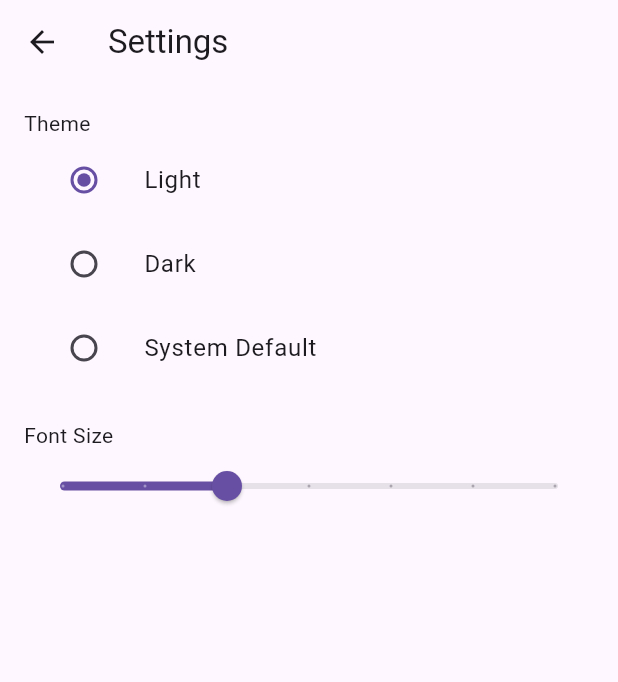
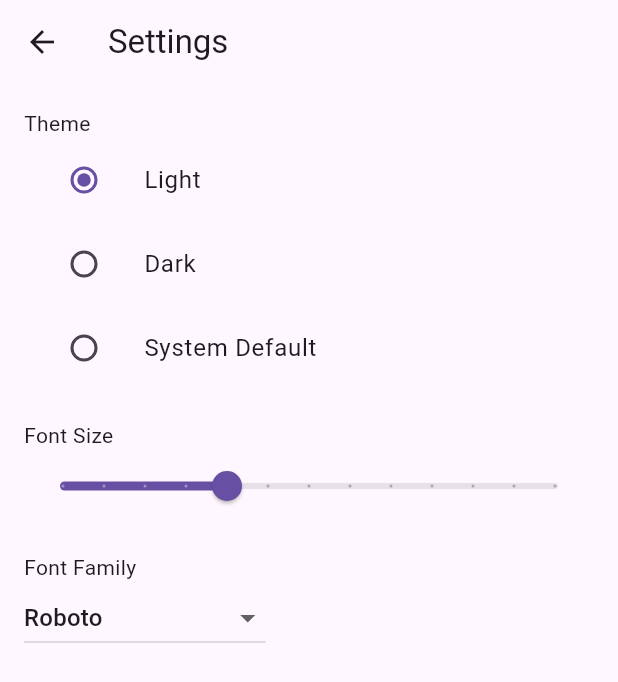
Before and after one commit to DevWhizUK/Flutter_Password_Manager, a Flutter app: the screen it shows after launch, after a tap on the "settings" icon, on a phone screen of 412 x 824 dp. Shown: the top 682 px of the screen. Run offline on Flutter 3.47's test engine with Material 3 defaults, Android fonts, the phone set to English and light mode, and no system bars; network calls fail.

Commit message:
Feature: Add font selection and size adjustment with theme handling

```diff
--- a/lib/main.dart
+++ b/lib/main.dart
@@ -12,22 +12,25 @@ class MyApp extends StatelessWidget {
     return ValueListenableBuilder(
       valueListenable: SettingsPage.themeNotifier,
       builder: (context, ThemeMode currentMode, child) {
+        return ValueListenableBuilder(
+          valueListenable: SettingsPage.textStyleNotifier,
+          builder: (context, TextStyle textStyle, child) {
             return MaterialApp(
               title: 'SecuroScanner',
               theme: ThemeData(
                 brightness: Brightness.light,
                 primarySwatch: Colors.blue,
                 textTheme: TextTheme(
-              headline4: TextStyle(fontSize: 36.0, fontWeight: FontWeight.bold),
-              bodyText1: TextStyle(fontSize: 16.0),
+                  headline4: textStyle.copyWith(fontSize: 36.0, fontWeight: FontWeight.bold),
+                  bodyText1: textStyle.copyWith(fontSize: textStyle.fontSize),
                 ),
               ),
               darkTheme: ThemeData(
                 brightness: Brightness.dark,
                 primarySwatch: Colors.blue,
                 textTheme: TextTheme(
-              headline4: TextStyle(fontSize: 36.0, fontWeight: FontWeight.bold),
-              bodyText1: TextStyle(fontSize: 16.0),
+                  headline4: textStyle.copyWith(fontSize: 36.0, fontWeight: FontWeight.bold),
+                  bodyText1: textStyle.copyWith(fontSize: textStyle.fontSize),
                 ),
               ),
               themeMode: currentMode,
@@ -35,5 +38,7 @@ class MyApp extends StatelessWidget {
             );
           },
         );
+      },
+    );
   }
 }
--- a/lib/settings.dart
+++ b/lib/settings.dart
@@ -2,6 +2,7 @@ import 'package:flutter/material.dart';
 
 class SettingsPage extends StatefulWidget {
   static ValueNotifier<ThemeMode> themeNotifier = ValueNotifier(ThemeMode.light);
+  static ValueNotifier<TextStyle> textStyleNotifier = ValueNotifier(TextStyle());
 
   @override
   _SettingsPageState createState() => _SettingsPageState();
@@ -9,6 +10,8 @@ class SettingsPage extends StatefulWidget {
 
 class _SettingsPageState extends State<SettingsPage> {
   double _fontSize = 16.0;
+  String _selectedFont = 'Roboto';
+  final List<String> _fonts = ['Roboto', 'Arial', 'Times New Roman', 'Courier New', 'Verdana'];
 
   @override
   Widget build(BuildContext context) {
@@ -64,14 +67,31 @@ class _SettingsPageState extends State<SettingsPage> {
               value: _fontSize,
               min: 12.0,
               max: 24.0,
-              divisions: 6,
+              divisions: 12,
               label: _fontSize.round().toString(),
               onChanged: (double value) {
                 setState(() {
                   _fontSize = value;
-                  // You would normally update the text theme here
+                  SettingsPage.textStyleNotifier.value = TextStyle(fontSize: _fontSize, fontFamily: _selectedFont);
                 });
               },
+            ),
+            SizedBox(height: 20),
+            Text('Font Family'),
+            DropdownButton<String>(
+              value: _selectedFont,
+              onChanged: (String? newValue) {
+                setState(() {
+                  _selectedFont = newValue!;
+                  SettingsPage.textStyleNotifier.value = TextStyle(fontSize: _fontSize, fontFamily: _selectedFont);
+                });
+              },
+              items: _fonts.map<DropdownMenuItem<String>>((String font) {
+                return DropdownMenuItem<String>(
+                  value: font,
+                  child: Text(font),
+                );
+              }).toList(),
             ),
           ],
         ),
```
Lines whose indentation alone changed are shown as unchanged.
